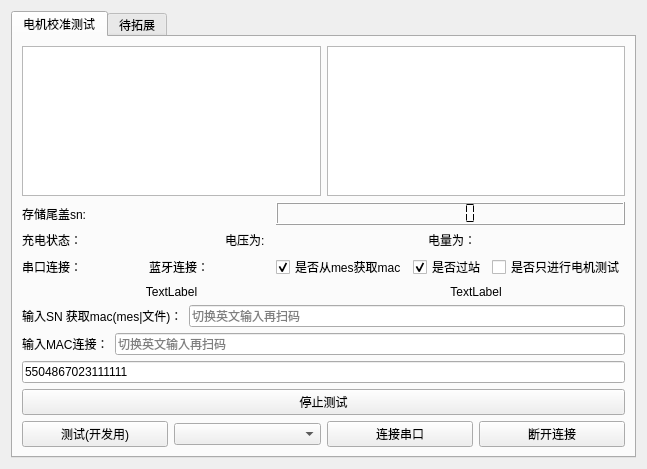
This is work_station/motor/motor.ui in yuhuang163/test as Qt 5 draws it before an edit. The edited form follows.
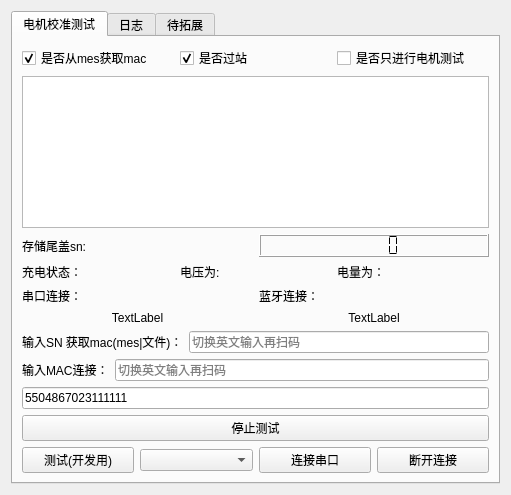
This is the edited form.

Commit message: // [DEBUG_VER] 调整了打印日志串口可以看到pb码回应，修改上位机升级的连接，添加蓝牙ota手柄功能，增加船运炸弹功能 // [IMU_VER] 调整界面清晰显示测试项目 // [CAMERA_VER] 调整界面清晰显示测试项目 // [AGE_VER] 调整界面清晰显示测试项目 // [MOTOR_VER] 调整界面清晰显示测试项目 // [QC_VER] 调整界面清晰显示测试项目 // [SCREEN_VER] 调整界面清晰显示测试项目 // [LIGHT_VER] 调整界面清晰显示测试项目 // [SINGLE_VER] 调整界面清晰显示测试项目 // [FREE_VER] 调整界面清晰显示测试项目 // [PCBA_VER] 调整界面清晰显示测试项目 //

Patch:
```diff
--- a/work_station/motor/motor.ui
+++ b/work_station/motor/motor.ui
@@ -6,14 +6,14 @@
    <rect>
     <x>0</x>
     <y>0</y>
-    <width>647</width>
-    <height>469</height>
+    <width>511</width>
+    <height>495</height>
    </rect>
   </property>
   <property name="windowTitle">
    <string>Form</string>
   </property>
-  <layout class="QGridLayout" name="gridLayout_2">
+  <layout class="QGridLayout" name="gridLayout_4">
    <item row="0" column="0">
     <widget class="QTabWidget" name="tabWidget">
      <property name="currentIndex">
@@ -24,78 +24,7 @@
        <string>电机校准测试</string>
       </attribute>
       <layout class="QGridLayout" name="gridLayout">
-       <item row="3" column="0">
-        <layout class="QHBoxLayout" name="horizontalLayout">
-         <property name="topMargin">
-          <number>0</number>
-         </property>
-         <item>
-          <widget class="QLabel" name="uartstate">
-           <property name="sizePolicy">
-            <sizepolicy hsizetype="Preferred" vsizetype="Preferred">
-             <horstretch>0</horstretch>
-             <verstretch>0</verstretch>
-            </sizepolicy>
-           </property>
-           <property name="text">
-            <string>串口连接：</string>
-           </property>
-          </widget>
-         </item>
-         <item>
-          <widget class="QLabel" name="bleStatusLabel">
-           <property name="text">
-            <string>蓝牙连接：</string>
-           </property>
-          </widget>
-         </item>
-        </layout>
-       </item>
-       <item row="3" column="1">
-        <layout class="QHBoxLayout" name="horizontalLayout_8">
-         <item>
-          <widget class="QCheckBox" name="isformmes">
-           <property name="text">
-            <string>是否从mes获取mac</string>
-           </property>
-           <property name="checked">
-            <bool>true</bool>
-           </property>
-          </widget>
-         </item>
-         <item>
-          <widget class="QCheckBox" name="isusemes">
-           <property name="text">
-            <string>是否过站</string>
-           </property>
-           <property name="checkable">
-            <bool>true</bool>
-           </property>
-           <property name="checked">
-            <bool>true</bool>
-           </property>
-          </widget>
-         </item>
-         <item>
-          <widget class="QCheckBox" name="ismotortest">
-           <property name="text">
-            <string>是否只进行电机测试</string>
-           </property>
-          </widget>
-         </item>
-        </layout>
-       </item>
-       <item row="1" column="1">
-        <widget class="QLCDNumber" name="test_time">
-         <property name="smallDecimalPoint">
-          <bool>false</bool>
-         </property>
-         <property name="segmentStyle">
-          <enum>QLCDNumber::Flat</enum>
-         </property>
-        </widget>
-       </item>
-       <item row="11" column="0" colspan="2">
+       <item row="12" column="0" colspan="2">
         <layout class="QHBoxLayout" name="horizontalLayout_6">
          <item>
           <widget class="QPushButton" name="pushButton_2">
@@ -123,7 +52,72 @@
          </item>
         </layout>
        </item>
-       <item row="8" column="0" colspan="2">
+       <item row="2" column="1">
+        <widget class="QLCDNumber" name="test_time">
+         <property name="smallDecimalPoint">
+          <bool>false</bool>
+         </property>
+         <property name="segmentStyle">
+          <enum>QLCDNumber::Flat</enum>
+         </property>
+        </widget>
+       </item>
+       <item row="3" column="0" colspan="2">
+        <layout class="QHBoxLayout" name="horizontalLayout_14">
+         <property name="topMargin">
+          <number>0</number>
+         </property>
+         <item>
+          <widget class="QLabel" name="battary_state">
+           <property name="text">
+            <string>充电状态：</string>
+           </property>
+          </widget>
+         </item>
+         <item>
+          <widget class="QLabel" name="battary_voltage">
+           <property name="text">
+            <string>电压为:</string>
+           </property>
+          </widget>
+         </item>
+         <item>
+          <widget class="QLabel" name="battary_value">
+           <property name="text">
+            <string>电量为：</string>
+           </property>
+          </widget>
+         </item>
+        </layout>
+       </item>
+       <item row="1" column="0" colspan="2">
+        <widget class="QTableWidget" name="testResultTable"/>
+       </item>
+       <item row="6" column="0" colspan="2">
+        <layout class="QHBoxLayout" name="horizontalLayout_3">
+         <item>
+          <widget class="QLabel" name="test_result">
+           <property name="text">
+            <string>TextLabel</string>
+           </property>
+           <property name="alignment">
+            <set>Qt::AlignCenter</set>
+           </property>
+          </widget>
+         </item>
+         <item>
+          <widget class="QLabel" name="mes_state">
+           <property name="text">
+            <string>&lt;html&gt;&lt;head/&gt;&lt;body&gt;&lt;p align=&quot;center&quot;&gt;TextLabel&lt;/p&gt;&lt;/body&gt;&lt;/html&gt;</string>
+           </property>
+           <property name="alignment">
+            <set>Qt::AlignCenter</set>
+           </property>
+          </widget>
+         </item>
+        </layout>
+       </item>
+       <item row="9" column="0" colspan="2">
         <layout class="QVBoxLayout" name="verticalLayout">
          <property name="topMargin">
           <number>0</number>
@@ -191,7 +185,89 @@
          </item>
         </layout>
        </item>
+       <item row="2" column="0">
+        <widget class="QLabel" name="tail_sn">
+         <property name="text">
+          <string>存储尾盖sn:</string>
+         </property>
+        </widget>
+       </item>
+       <item row="11" column="0" colspan="2">
+        <widget class="QPushButton" name="stopTest">
+         <property name="text">
+          <string>停止测试</string>
+         </property>
+        </widget>
+       </item>
        <item row="0" column="0" colspan="2">
+        <layout class="QHBoxLayout" name="horizontalLayout_8">
+         <item>
+          <widget class="QCheckBox" name="isformmes">
+           <property name="text">
+            <string>是否从mes获取mac</string>
+           </property>
+           <property name="checked">
+            <bool>true</bool>
+           </property>
+          </widget>
+         </item>
+         <item>
+          <widget class="QCheckBox" name="isusemes">
+           <property name="text">
+            <string>是否过站</string>
+           </property>
+           <property name="checkable">
+            <bool>true</bool>
+           </property>
+           <property name="checked">
+            <bool>true</bool>
+           </property>
+          </widget>
+         </item>
+         <item>
+          <widget class="QCheckBox" name="ismotortest">
+           <property name="text">
+            <string>是否只进行电机测试</string>
+           </property>
+          </widget>
+         </item>
+        </layout>
+       </item>
+       <item row="4" column="0" colspan="2">
+        <layout class="QHBoxLayout" name="horizontalLayout">
+         <property name="topMargin">
+          <number>0</number>
+         </property>
+         <item>
+          <widget class="QLabel" name="uartstate">
+           <property name="sizePolicy">
+            <sizepolicy hsizetype="Preferred" vsizetype="Preferred">
+             <horstretch>0</horstretch>
+             <verstretch>0</verstretch>
+            </sizepolicy>
+           </property>
+           <property name="text">
+            <string>串口连接：</string>
+           </property>
+          </widget>
+         </item>
+         <item>
+          <widget class="QLabel" name="bleStatusLabel">
+           <property name="text">
+            <string>蓝牙连接：</string>
+           </property>
+          </widget>
+         </item>
+        </layout>
+       </item>
+      </layout>
+     </widget>
+     <widget class="QWidget" name="tab_3">
+      <attribute name="title">
+       <string>日志</string>
+      </attribute>
+      <layout class="QGridLayout" name="gridLayout_2">
+       <item row="0" column="0">
         <layout class="QHBoxLayout" name="horizontalLayout_7">
          <item>
           <widget class="QPlainTextEdit" name="log"/>
@@ -214,72 +290,6 @@
          </item>
         </layout>
        </item>
-       <item row="10" column="0" colspan="2">
-        <widget class="QPushButton" name="stopTest">
-         <property name="text">
-          <string>停止测试</string>
-         </property>
-        </widget>
-       </item>
-       <item row="5" column="0" colspan="2">
-        <layout class="QHBoxLayout" name="horizontalLayout_3">
-         <item>
-          <widget class="QLabel" name="test_result">
-           <property name="text">
-            <string>TextLabel</string>
-           </property>
-           <property name="alignment">
-            <set>Qt::AlignCenter</set>
-           </property>
-          </widget>
-         </item>
-         <item>
-          <widget class="QLabel" name="mes_state">
-           <property name="text">
-            <string>&lt;html&gt;&lt;head/&gt;&lt;body&gt;&lt;p align=&quot;center&quot;&gt;TextLabel&lt;/p&gt;&lt;/body&gt;&lt;/html&gt;</string>
-           </property>
-           <property name="alignment">
-            <set>Qt::AlignCenter</set>
-           </property>
-          </widget>
-         </item>
-        </layout>
-       </item>
-       <item row="1" column="0">
-        <widget class="QLabel" name="tail_sn">
-         <property name="text">
-          <string>存储尾盖sn:</string>
-         </property>
-        </widget>
-       </item>
-       <item row="2" column="0" colspan="2">
-        <layout class="QHBoxLayout" name="horizontalLayout_14">
-         <property name="topMargin">
-          <number>0</number>
-         </property>
-         <item>
-          <widget class="QLabel" name="battary_state">
-           <property name="text">
-            <string>充电状态：</string>
-           </property>
-          </widget>
-         </item>
-         <item>
-          <widget class="QLabel" name="battary_voltage">
-           <property name="text">
-            <string>电压为:</string>
-           </property>
-          </widget>
-         </item>
-         <item>
-          <widget class="QLabel" name="battary_value">
-           <property name="text">
-            <string>电量为：</string>
-           </property>
-          </widget>
-         </item>
-        </layout>
-       </item>
       </layout>
      </widget>
      <widget class="QWidget" name="tab_2">
```
The commit also changes 54 other files.
